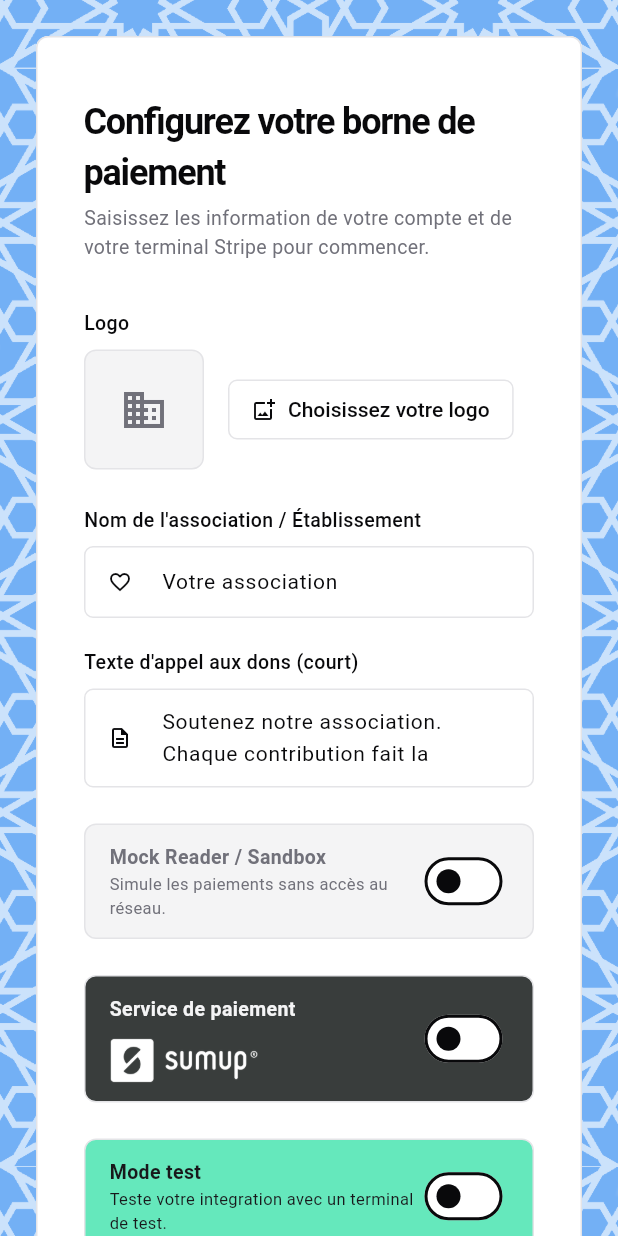
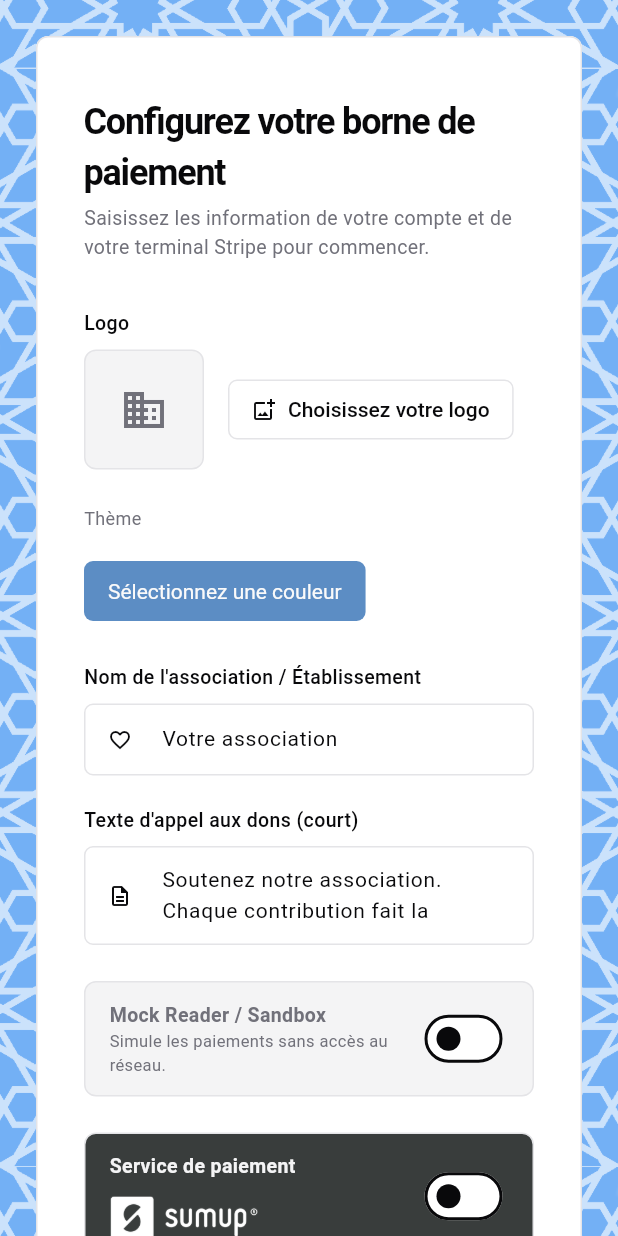
Before and after one commit to Boumbou/borne-dons, a Flutter app: the screen it shows after launch, on a phone screen of 412 x 824 dp. Run offline on Flutter 3.47's test engine with Material 3 defaults, Android fonts, the phone set to English and light mode, and no system bars; our stand-ins replace flutter_colorpicker, flutter_secure_storage, image_picker, shared_preferences.

Commit message:
add basic color picker, change button theme dynamicaly, change foreground text theme dynamicaly

```diff
--- a/lib/core/constants.dart
+++ b/lib/core/constants.dart
@@ -27,7 +27,7 @@ class AppConstants {
 
   // --- Quick Select Amounts ---
   // Represented in dollars (will be converted to cents for Stripe API)
-  static const List<double> quickAmounts = [5.0, 10.0, 20.0, 30.0, 50.0];
+  static const List<double> quickAmounts = [10.0, 20.0, 30.0, 40.0, 50.0];
 
   // --- Shadcn-Style Slate Color Palette ---
   // Minimalist, high-contrast colors mirroring a professional slate-based theme.
--- a/lib/features/setup/setup_screen.dart
+++ b/lib/features/setup/setup_screen.dart
@@ -14,6 +14,8 @@ import '../../core/constants.dart';
 import '../../services/storage_service.dart';
 import '../../services/sumup_service.dart';
 import '../payment/payment_screen.dart';
+import '../colorpicker/colorpicker_dialog.dart';
+
 
 class SetupScreen extends StatefulWidget {
   final StorageService storageService;
@@ -88,6 +90,21 @@ class _SetupScreenState extends State<SetupScreen> {
         _logoFile = File(logoPath);
       }
     });
+  }
+
+  Future<void> _pickColor() async {
+    final Color? selectedColor = await showColorPickerDialog(
+      context: context,
+      initialColor: _brandColor!,
+    );
+
+    // If the user picked a color and didn't cancel, update the UI
+    if (selectedColor != null) {
+      await widget.storageService.setBrandColor(selectedColor.toARGB32());
+      setState(() {
+        _brandColor = selectedColor;
+      });
+    }
   }
 
   /// Triggers the device's file picker or gallery to choose a brand logo.
@@ -314,6 +331,19 @@ class _SetupScreenState extends State<SetupScreen> {
                               ),
                             ]
                           ],
+                        ),
+                        const SizedBox(height: 24.0),
+
+                        //color selection section
+                        const Text('Thème'),
+                        const SizedBox(height: 16.0),
+                        ElevatedButton(
+                          onPressed: _pickColor,
+                          style: ElevatedButton.styleFrom(
+                            backgroundColor: Color.lerp(_brandColor,Colors.black,0.2),
+                            textStyle: TextStyle(color:  Colors.white ), // Change
+                          ),
+                          child: Text('Sélectionnez une couleur'),
                         ),
                         const SizedBox(height: 24.0),
 
@@ -696,6 +726,10 @@ class _SetupScreenState extends State<SetupScreen> {
                           height: 48,
                           child: ElevatedButton(
                             onPressed: _isLoading ? null : _handleSubmit,
+                            style: ElevatedButton.styleFrom(
+                              backgroundColor: Color.lerp(_brandColor,Colors.black,0.2),
+                              textStyle: TextStyle(color:  Colors.white ), // Change
+                            ),
                             child: _isLoading
                                 ? const SizedBox(
                                     height: 20,
```
Also changed, not shown: lib/features/colorpicker/colorpicker_dialog.dart (added, +51 -0 lines), lib/features/payment/payment_screen.dart (+24 -12 lines), lib/features/payment/widgets/custom_stepper.dart (+5 -2 lines).
